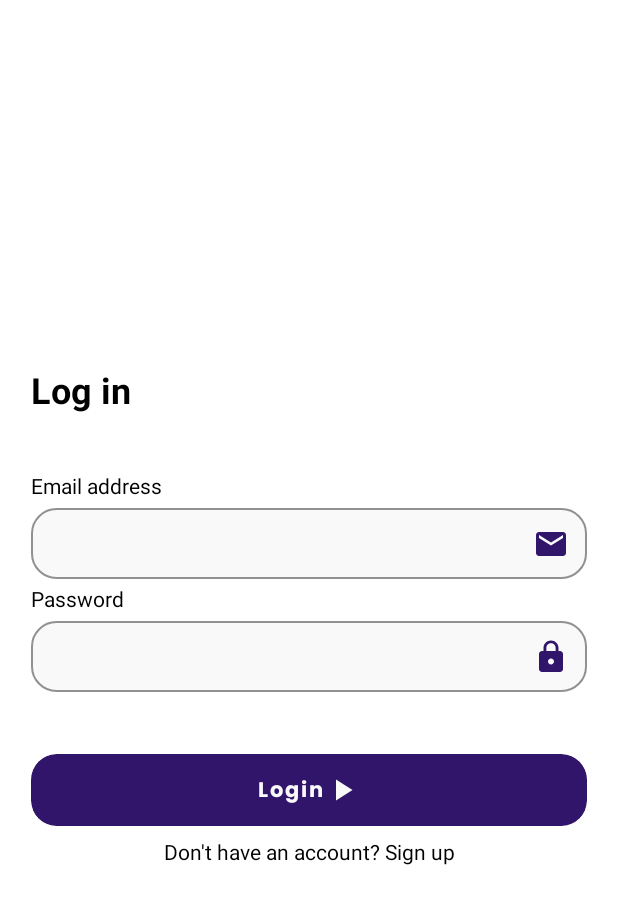
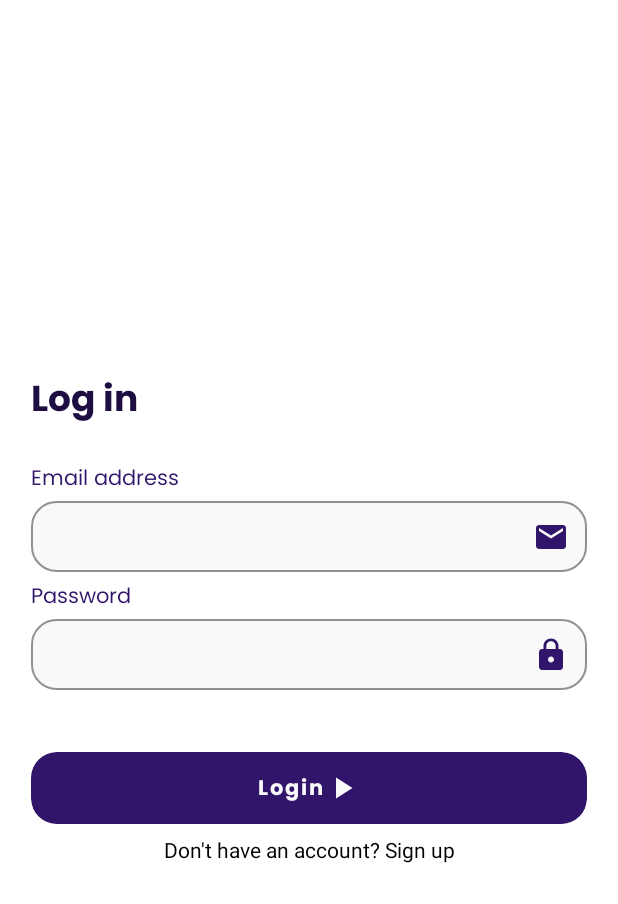
Before and after one commit to DubskySteam/OurStars, an Android app built with Jetpack Compose: the screen it shows after launch (MainActivity), after a tap on "Log in", on a phone screen of 412 x 824 dp. Shown: the top 904 px of the screen. Run offline under Robolectric (Android 15) with nearby library versions, the phone set to English and light mode, and no system bars.

Commit message:
applied Poppins to the log-in screen

```diff
--- a/Android/app/src/main/java/dev/dubsky/ourstars/android/screens/open/LoginScreen.kt
+++ b/Android/app/src/main/java/dev/dubsky/ourstars/android/screens/open/LoginScreen.kt
@@ -19,7 +19,11 @@ import androidx.navigation.NavController
 import androidx.navigation.compose.rememberNavController
 import dev.dubsky.ourstars.android.composables.textfield.TextFieldDefault
 import dev.dubsky.ourstars.android.composables.buttons.FullWidth
+import dev.dubsky.ourstars.android.composables.text.TextGeneral
 import dev.dubsky.ourstars.android.screens.ScreenRoutes
+import dev.dubsky.ourstars.android.ui.theme.Poppins
+import dev.dubsky.ourstars.android.ui.theme.Primary15
+import dev.dubsky.ourstars.android.ui.theme.Primary25
 
 @Composable
 fun LoginScreen(
@@ -43,11 +47,13 @@ fun LoginScreen(
                 "Log in",
                 fontSize = 24.sp,
                 fontWeight = FontWeight.Bold,
-                modifier = Modifier.absolutePadding(0.dp, 0.dp, 0.dp, 35.dp)
+                fontFamily = Poppins,
+                color = Primary15,
+                modifier = Modifier.absolutePadding(0.dp, 0.dp, 0.dp, 20.dp)
             )
-            Text("Email address")
+            TextGeneral("Email address", Primary25)
             TextFieldDefault(emailState, Icons.Filled.Email)
-            Text("Password")
+            TextGeneral("Password", Primary25)
             TextFieldDefault(passwordState, Icons.Filled.Lock)
             Column(
                 horizontalAlignment = Alignment.CenterHorizontally,
```
